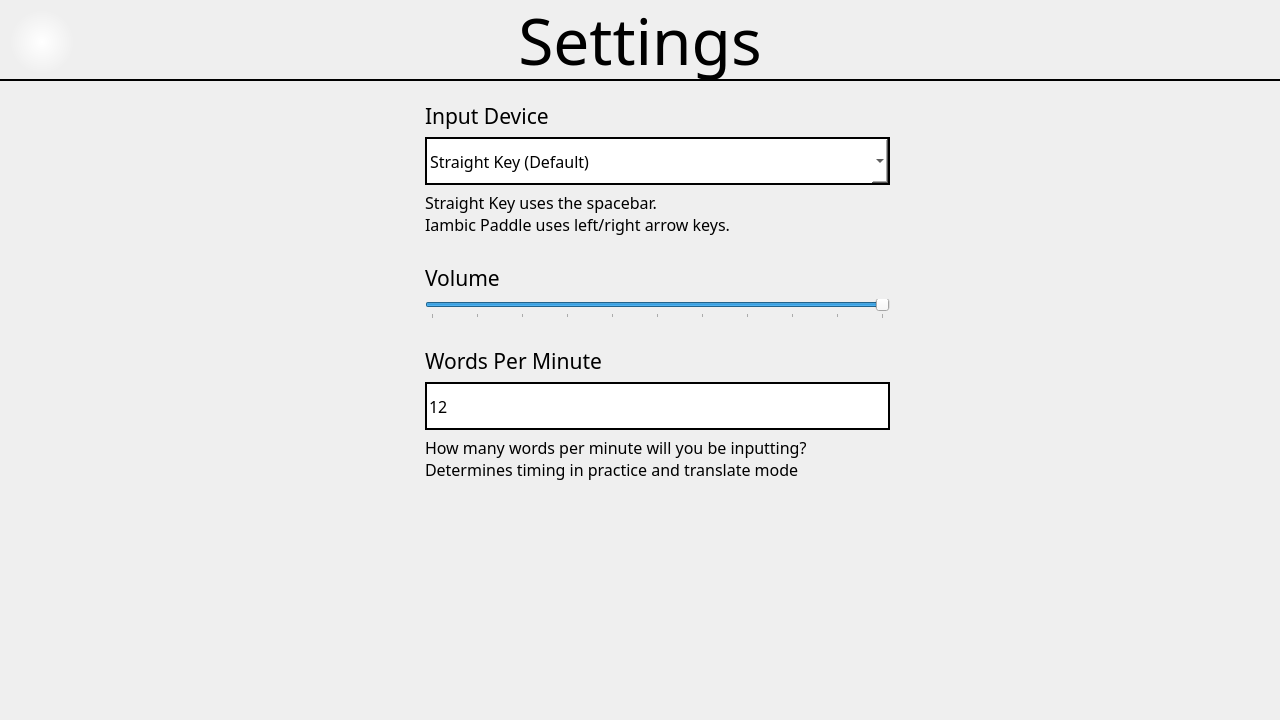
The window that MorseCodeLearner/settingswindow.ui (UofU-CS3505/cs3505-assignment9-the_tigers) describes before a commit, drawn with Qt 5.
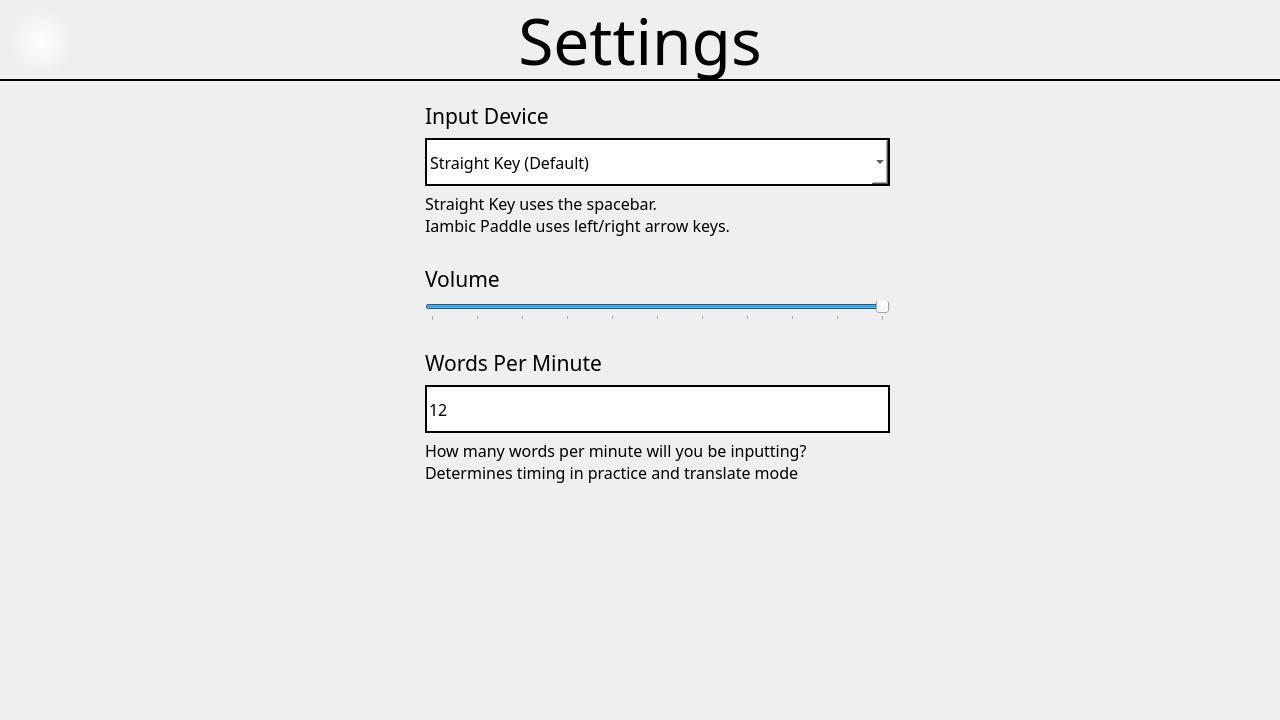
The same window after the commit.

```diff
--- a/MorseCodeLearner/settingswindow.ui
+++ b/MorseCodeLearner/settingswindow.ui
@@ -94,7 +94,7 @@
      <x>-5</x>
      <y>100</y>
      <width>1345</width>
-     <height>381</height>
+     <height>384</height>
     </rect>
    </property>
    <layout class="QVBoxLayout" name="settingsLayout">
@@ -108,7 +108,7 @@
      <widget class="QLabel" name="deviceLabel">
       <property name="font">
        <font>
-        <family>JMH Typewriter</family>
+        <family>OldNewspaperTypes</family>
         <pointsize>16</pointsize>
        </font>
       </property>
@@ -136,7 +136,7 @@
       </property>
       <property name="font">
        <font>
-        <family>JMH Typewriter</family>
+        <family>OldNewspaperTypes</family>
         <pointsize>12</pointsize>
        </font>
       </property>
@@ -161,7 +161,7 @@
      <widget class="QLabel" name="label">
       <property name="font">
        <font>
-        <family>JMH Typewriter</family>
+        <family>OldNewspaperTypes</family>
         <pointsize>12</pointsize>
        </font>
       </property>
@@ -188,7 +188,7 @@
      <widget class="QLabel" name="volumeTitle">
       <property name="font">
        <font>
-        <family>JMH Typewriter</family>
+        <family>OldNewspaperTypes</family>
         <pointsize>16</pointsize>
        </font>
       </property>
@@ -242,7 +242,7 @@
      <widget class="QLabel" name="wpmTitle">
       <property name="font">
        <font>
-        <family>JMH Typewriter</family>
+        <family>OldNewspaperTypes</family>
         <pointsize>16</pointsize>
        </font>
       </property>
@@ -261,7 +261,7 @@
       </property>
       <property name="font">
        <font>
-        <family>JMH Typewriter</family>
+        <family>OldNewspaperTypes</family>
         <pointsize>12</pointsize>
        </font>
       </property>
@@ -294,7 +294,7 @@
      <widget class="QLabel" name="label_2">
       <property name="font">
        <font>
-        <family>JMH Typewriter</family>
+        <family>OldNewspaperTypes</family>
         <pointsize>12</pointsize>
        </font>
       </property>
```
